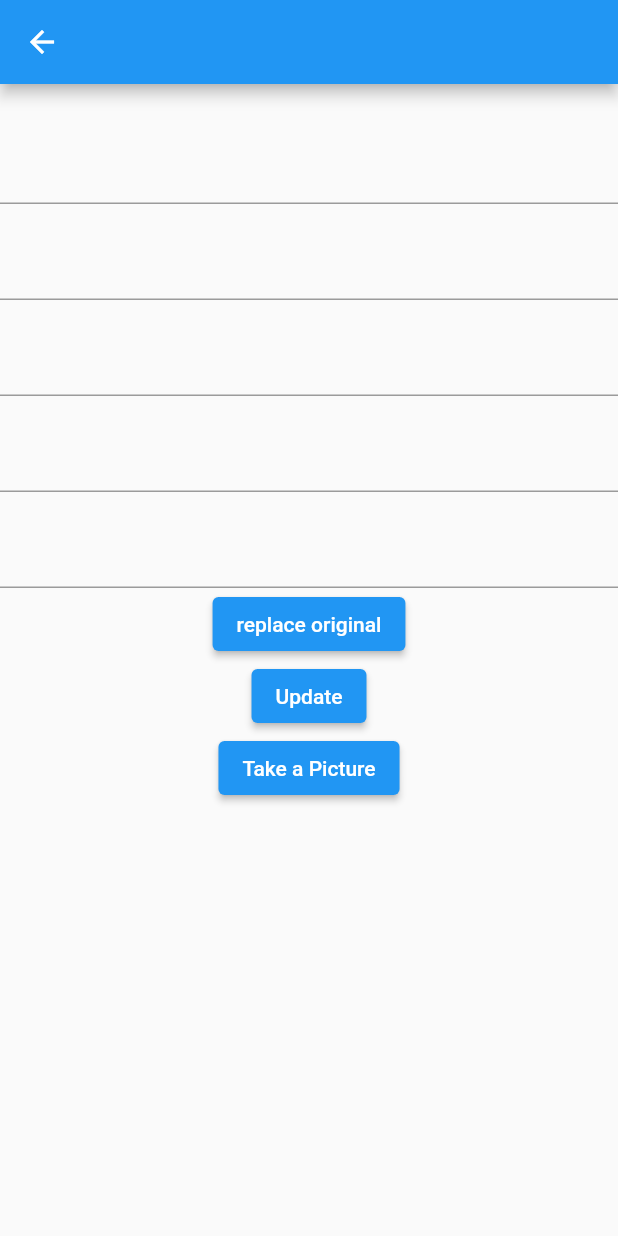
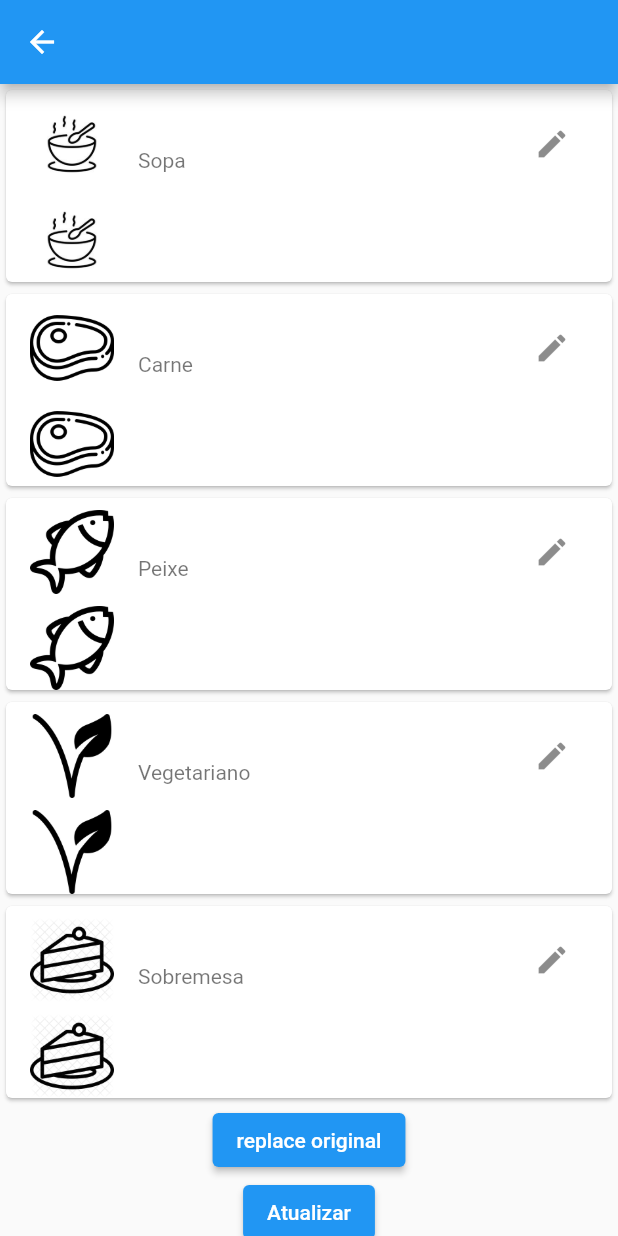
Before and after one commit to pedrogrcorreia/week_menu, a Flutter app: the EditMenu screen opened directly with empty values, on a phone screen of 412 x 824 dp. Run offline on Flutter 3.47's test engine with Material 2 defaults, Android fonts, the phone set to English and light mode, and no system bars; our stand-ins replace camera; network calls fail.

Commit message:
new edit menu layout half finished

```diff
--- a/lib/pages/edit_menu.dart
+++ b/lib/pages/edit_menu.dart
@@ -29,13 +29,16 @@ class _EditMenuState extends State<EditMenu> {
   late TextEditingController fishEdit;
   late TextEditingController vegetarianEdit;
   late TextEditingController desertEdit;
+  late Menu menuOriginal;
+  late Menu? menuUpdate;
+
   late Menu menu;
-  late Menu? menuUpdate;
 
   @override
   void initState() {
-    menu = widget.weekDay.original;
+    menuOriginal = widget.weekDay.original;
     menuUpdate = widget.weekDay.update;
+    menu = menuUpdate != null ? menuUpdate! : menuOriginal;
     soupEdit = TextEditingController(text: menuUpdate?.soup ?? menu.soup);
     meatEdit = TextEditingController(text: menuUpdate?.meat ?? menu.meat);
     fishEdit = TextEditingController(text: menuUpdate?.fish ?? menu.fish);
@@ -46,31 +49,27 @@ class _EditMenuState extends State<EditMenu> {
   }
 
   @override
+  void setState(VoidCallback fn) {
+    super.setState(fn);
+  }
+
+  @override
   Widget build(BuildContext context) {
     return Scaffold(
       appBar: AppBar(title: Text(widget.weekDay.weekDay)),
       body: SingleChildScrollView(
         child: Column(
           children: [
-            Text(widget.weekDay.weekDay),
-            Text(menu.soup),
-            TextField(
-              controller: soupEdit,
-            ),
-            Text(menu.meat),
-            TextField(
-              controller: meatEdit,
-            ),
-            Text(menu.fish),
-            TextField(
-              controller: fishEdit,
-            ),
-            Text(menu.vegetarian),
-            TextField(
-              controller: vegetarianEdit,
-            ),
-            Text(menu.desert),
-            TextField(controller: desertEdit),
+            _menuRow("Sopa", menuOriginal.soup, menuUpdate?.soup, Colors.black,
+                soupEdit),
+            _menuRow("Carne", menuOriginal.meat, menuUpdate?.meat, Colors.black,
+                meatEdit),
+            _menuRow("Peixe", menuOriginal.fish, menuUpdate?.fish, Colors.black,
+                fishEdit),
+            _menuRow("Vegetariano", menuOriginal.vegetarian,
+                menuUpdate?.vegetarian, Colors.black, vegetarianEdit),
+            _menuRow("Sobremesa", menuOriginal.desert, menuUpdate?.desert,
+                Colors.black, desertEdit),
             ElevatedButton(
               onPressed: () {
                 soupEdit.text = menu.soup;
@@ -91,12 +90,20 @@ class _EditMenuState extends State<EditMenu> {
                     vegetarian: vegetarianEdit.text,
                     desert: desertEdit.text,
                     img: image64 ?? null);
+                if (newMenu == menuOriginal || newMenu == menuUpdate) {
+                  ScaffoldMessenger.of(context).showSnackBar(
+                    const SnackBar(
+                      content: Text("Não fez alterações ao menu!"),
+                    ),
+                  );
+                  return;
+                }
                 var newWeekDay = WeekDay(
                     weekDay: menu.weekDay, original: menu, update: newMenu);
                 await updateWeekDay(newWeekDay);
                 Navigator.pop(context);
               },
-              child: Text("Update"),
+              child: const Text("Atualizar"),
             ),
             ElevatedButton(
               onPressed: () async {
@@ -122,4 +129,83 @@ class _EditMenuState extends State<EditMenu> {
       ),
     );
   }
+
+  Widget _menuRow(
+    String title,
+    String itemOriginal,
+    String? itemUpdate,
+    Color color,
+    TextEditingController controller,
+  ) {
+    return Card(
+      child: Column(
+        children: [
+          ListTile(
+            leading: Image.asset("assets/images/$title.jpg"),
+            title: Text(itemOriginal),
+            subtitle: Text(title),
+            trailing: IconButton(
+              icon: const Icon(Icons.edit),
+              onPressed: () {
+                showDialog(
+                  context: context,
+                  builder: (context) {
+                    return AlertDialog(
+                        title: Text("Editar $title"),
+                        content: Column(
+                          children: [
+                            TextField(
+                              keyboardType: TextInputType.multiline,
+                              maxLines: null,
+                              controller: controller,
+                            ),
+                            Row(
+                              children: [
+                                ElevatedButton(
+                                    onPressed: () {
+                                      menuUpdate = Menu(
+                                          weekDay: menu.weekDay,
+                                          soup:
+                                              soupEdit.text == menuOriginal.soup
+                                                  ? menuOriginal.soup
+                                                  : soupEdit.text,
+                                          meat:
+                                              meatEdit.text == menuOriginal.meat
+                                                  ? menuOriginal.meat
+                                                  : meatEdit.text,
+                                          fish:
+                                              fishEdit.text == menuOriginal.fish
+                                                  ? menuOriginal.fish
+                                                  : fishEdit.text,
+                                          vegetarian: vegetarianEdit.text ==
+                                                  menuOriginal.vegetarian
+                                              ? menuOriginal.vegetarian
+                                              : vegetarianEdit.text,
+                                          desert: desertEdit.text ==
+                                                  menuOriginal.desert
+                                              ? menuOriginal.desert
+                                              : desertEdit.text);
+                                      setState(() {});
+                                      Navigator.pop(context, true);
+                                    },
+                                    child: Text("Ok")),
+                                ElevatedButton(
+                                    onPressed: () {
+                                      Navigator.pop(context, true);
+                                    },
+                                    child: Text("Cancelar")),
+                              ],
+                            ),
+                          ],
+                        ));
+                  },
+                );
+              },
+            ),
+          ),
+          ListTile(leading: Image.asset("assets/images/$title.jpg"))
+        ],
+      ),
+    );
+  }
 }
```
Also changed, not shown: lib/model/menu.dart (+11 -0 lines).
